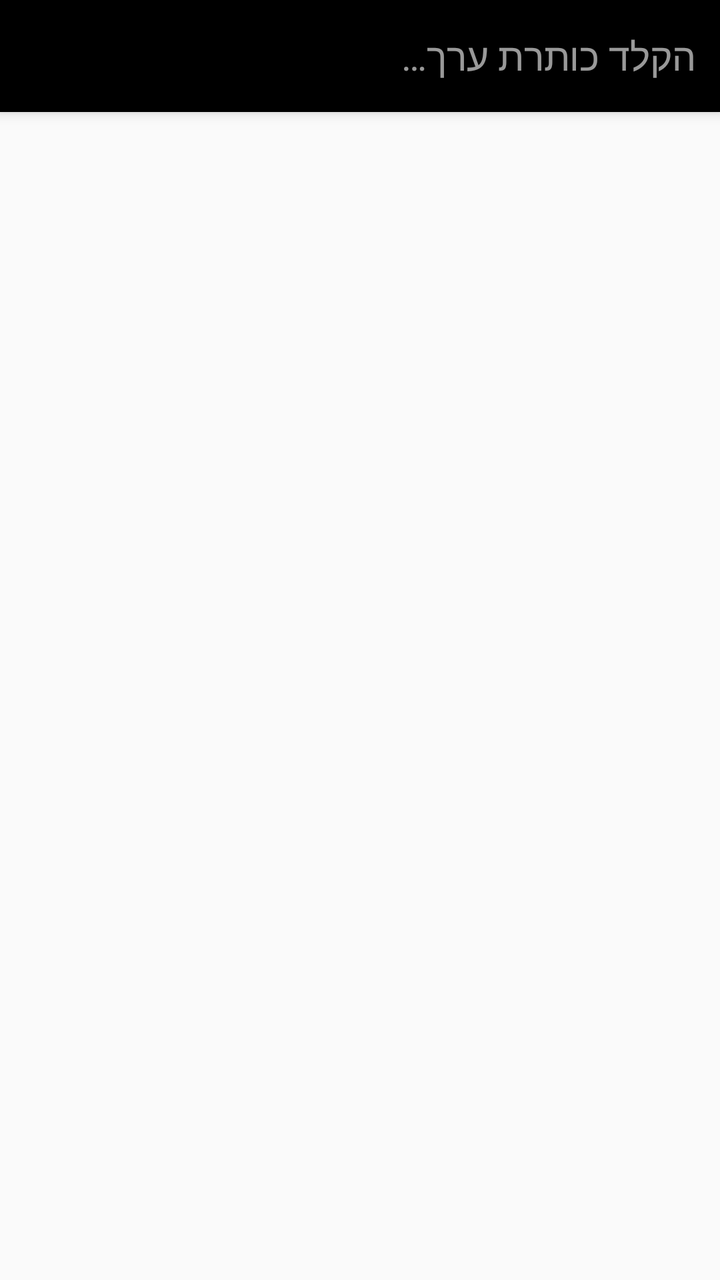
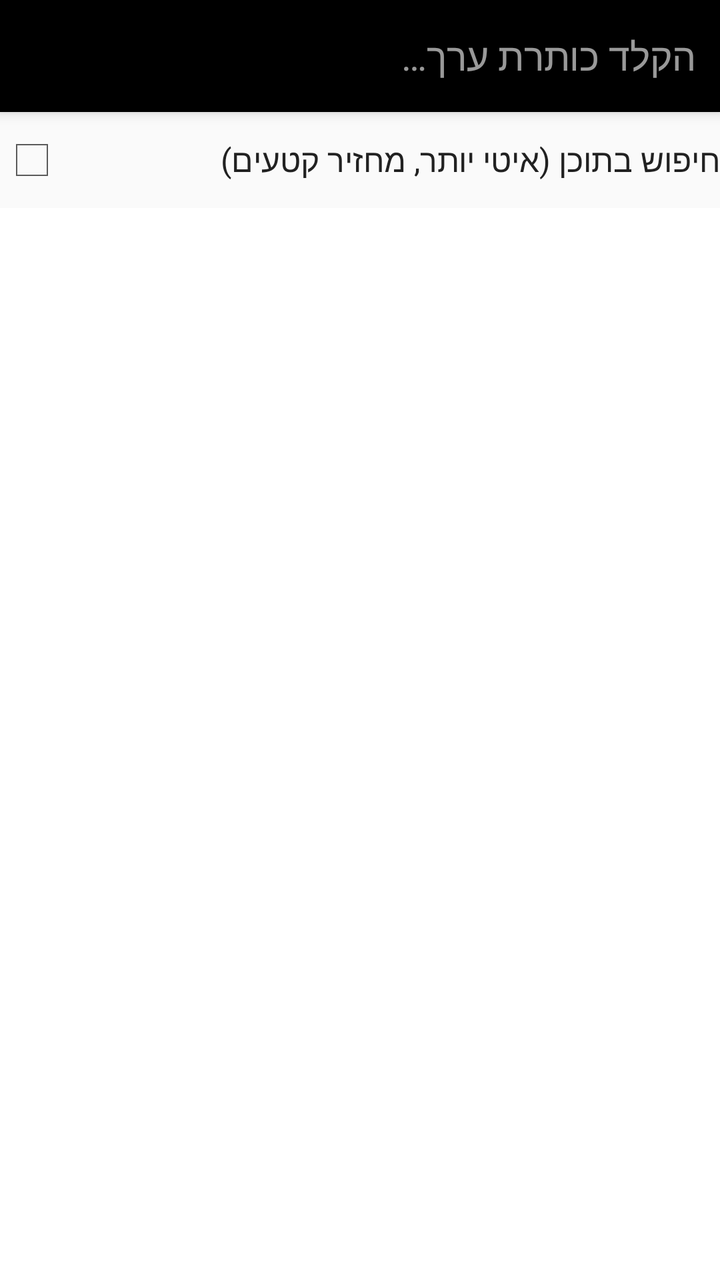

An Android layout rendered at two revisions. The XML below is the earlier revision; the diff shows what the commit changed to produce the second picture.
<!-- AndroidManifest.xml: application theme AppTheme -->
<!-- res/layout/activity_search.xml -->
<?xml version="1.0" encoding="utf-8"?>
<LinearLayout xmlns:android="http://schemas.android.com/apk/res/android"
    android:layout_width="match_parent"
    android:layout_height="match_parent"
    android:background="?attr/zrBg"
    android:orientation="vertical">

    <LinearLayout
        android:layout_width="match_parent"
        android:layout_height="56dp"
        android:background="?attr/zrHeader"
        android:elevation="4dp"
        android:gravity="center_vertical"
        android:orientation="horizontal"
        android:paddingLeft="12dp"
        android:paddingRight="12dp">

        <EditText
            android:id="@+id/query"
            android:layout_width="match_parent"
            android:layout_height="wrap_content"
            android:background="@android:color/transparent"
            android:hint="@string/search_hint"
            android:imeOptions="actionSearch"
            android:inputType="text"
            android:nextFocusDown="@+id/list"
            android:nextFocusUp="@id/query"
            android:singleLine="true"
            android:textColor="#FFFFFFFF"
            android:textColorHint="#99FFFFFF"
            android:textSize="19sp" />
    </LinearLayout>

    <TextView
        android:id="@+id/status"
        android:layout_width="match_parent"
        android:layout_height="wrap_content"
        android:padding="12dp"
        android:textColor="?attr/zrTextSecondary"
        android:visibility="gone" />

    <ListView
        android:id="@+id/list"
        android:layout_width="match_parent"
        android:layout_height="0dp"
        android:layout_weight="1"
        android:divider="#22000000"
        android:dividerHeight="1dp"
        android:listSelector="@drawable/list_selector"
        android:nextFocusUp="@id/query" />
</LinearLayout>
<!-- resources referenced by this layout -->
<resources>
  <!-- drawable list_selector (drawable) -->
  <?xml version="1.0" encoding="utf-8"?>
  <selector xmlns:android="http://schemas.android.com/apk/res/android">
      <item android:state_focused="true" android:drawable="@drawable/sel_focus" />
      <item android:state_pressed="true" android:drawable="@drawable/sel_press" />
      <item android:drawable="@android:color/transparent" />
  </selector>
  <string name="search_hint">הקלד כותרת ערך…</string>
  <style name="AppTheme" parent="android:Theme.Holo.Light.NoActionBar">
          <item name="zrBg">@color/bg_light</item>
          <item name="zrHeader">@color/header_black</item>
          <item name="zrAccent">@color/accent_blue</item>
          <item name="zrText">@color/text_dark</item>
          <item name="zrTextSecondary">@color/text_dark_secondary</item>
          <item name="zrRow">@color/row_light</item>
          <item name="android:windowBackground">@color/bg_light</item>
      </style>
  <!-- drawable sel_focus (drawable) -->
  <?xml version="1.0" encoding="utf-8"?>
  <shape xmlns:android="http://schemas.android.com/apk/res/android">
      <solid android:color="#33304E9A" />
      <stroke android:width="2dp" android:color="#FF304E9A" />
  </shape>
  <!-- drawable sel_press (drawable) -->
  <?xml version="1.0" encoding="utf-8"?>
  <shape xmlns:android="http://schemas.android.com/apk/res/android">
      <solid android:color="#22304E9A" />
  </shape>
  <color name="bg_light">#FFFAFAFA</color>
  <color name="header_black">#FF000000</color>
  <color name="accent_blue">#FF304E9A</color>
  <color name="text_dark">#FF212121</color>
  <color name="text_dark_secondary">#FF5A5A5A</color>
  <color name="row_light">#FFFFFFFF</color>
</resources>

<!-- the commit's change to res/layout/activity_search.xml (unified diff, before → after) -->
@@ -23,7 +23,7 @@
             android:hint="@string/search_hint"
             android:imeOptions="actionSearch"
             android:inputType="text"
-            android:nextFocusDown="@+id/list"
+            android:nextFocusDown="@+id/chkContent"
             android:nextFocusUp="@id/query"
             android:singleLine="true"
             android:textColor="#FFFFFFFF"
@@ -31,11 +31,21 @@
             android:textSize="19sp" />
     </LinearLayout>
 
+    <CheckBox
+        android:id="@+id/chkContent"
+        android:layout_width="match_parent"
+        android:layout_height="wrap_content"
+        android:minHeight="48dp"
+        android:nextFocusDown="@+id/list"
+        android:nextFocusUp="@id/query"
+        android:text="@string/search_in_content"
+        android:textColor="?attr/zrText" />
+
     <TextView
         android:id="@+id/status"
         android:layout_width="match_parent"
         android:layout_height="wrap_content"
-        android:padding="12dp"
+        android:padding="10dp"
         android:textColor="?attr/zrTextSecondary"
         android:visibility="gone" />
 
@@ -44,8 +54,10 @@
         android:layout_width="match_parent"
         android:layout_height="0dp"
         android:layout_weight="1"
+        android:background="?attr/zrRow"
         android:divider="#22000000"
         android:dividerHeight="1dp"
+        android:drawSelectorOnTop="true"
         android:listSelector="@drawable/list_selector"
-        android:nextFocusUp="@id/query" />
+        android:nextFocusUp="@id/chkContent" />
 </LinearLayout>
<!-- resource entries referenced after the edit -->
@@ -8,6 +8,7 @@
       <item android:drawable="@android:color/transparent" />
   </selector>
   <string name="search_hint">הקלד כותרת ערך…</string>
+  <string name="search_in_content">חיפוש בתוכן (איטי יותר, מחזיר קטעים)</string>
   <style name="AppTheme" parent="android:Theme.Holo.Light.NoActionBar">
           <item name="zrBg">@color/bg_light</item>
           <item name="zrHeader">@color/header_black</item>
